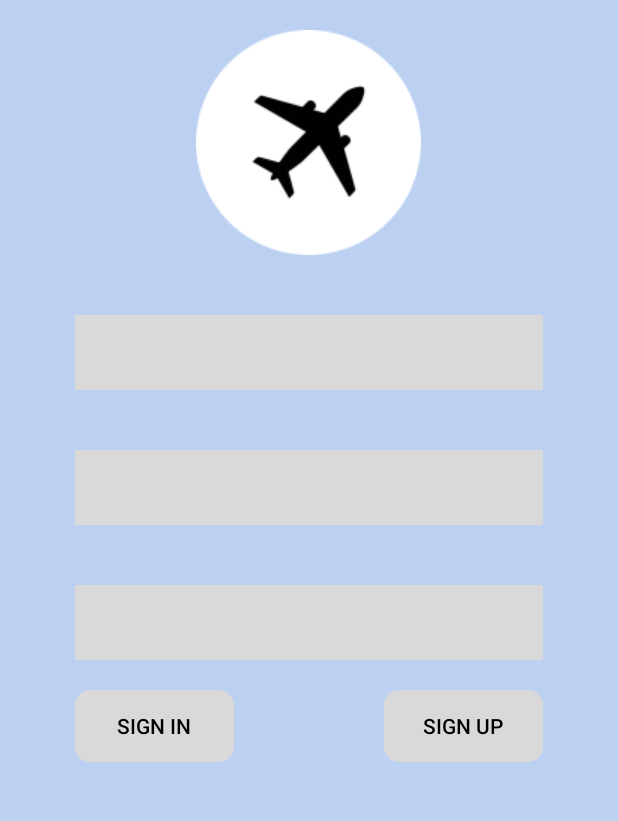
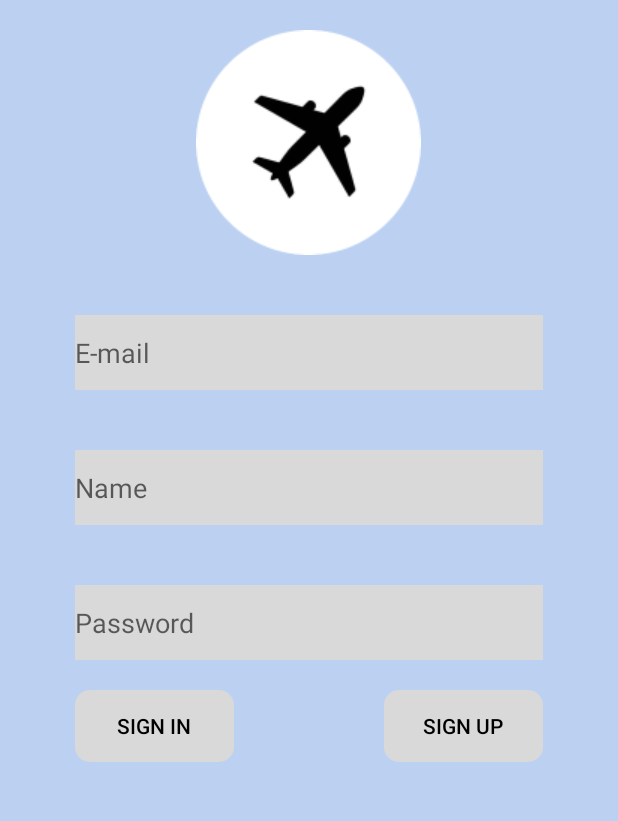
Before and after one commit to CareTravel/CareTravel, an Android app: the screen it shows after launch (MainActivity), on a phone screen of 412 x 824 dp, the part 255-1076 px from its top. Run offline under Robolectric (Android 15) with nearby library versions, the phone set to English and light mode, and no system bars.

Commit message:
택스트 뷰 한트 수정

```diff
--- a/app/src/main/res/layout/activity_main.xml
+++ b/app/src/main/res/layout/activity_main.xml
@@ -23,8 +23,7 @@
             android:textStyle="bold"
             android:textSize="40dp"
             android:layout_marginTop="60dp"
-            android:textAlignment="center">
-        </TextView>
+            android:textAlignment="center" />
 
         <ImageView
             android:layout_width="wrap_content"
@@ -34,34 +33,38 @@
             android:layout_marginTop="20dp">
         </ImageView>
 
-        <TextView
+        <EditText
             android:id="@+id/email"
             android:layout_width="match_parent"
             android:layout_height="50dp"
             android:layout_marginHorizontal="50dp"
             android:layout_gravity="center"
             android:background="#D9D9D9"
-            android:layout_marginTop="40dp">
-        </TextView>
+            android:layout_marginTop="40dp"
+            android:hint="E-mail"
+            android:inputType="textEmailAddress" />
 
-        <TextView
+        <EditText
+            android:id="@+id/name"
             android:layout_width="match_parent"
             android:layout_height="50dp"
             android:layout_marginHorizontal="50dp"
             android:layout_gravity="center"
             android:background="#D9D9D9"
-            android:layout_marginTop="40dp">
-        </TextView>
+            android:layout_marginTop="40dp"
+            android:hint="Name"
+            android:inputType="textPersonName"/>
 
-        <TextView
+        <EditText
             android:id="@+id/password"
             android:layout_width="match_parent"
             android:layout_height="50dp"
             android:layout_marginHorizontal="50dp"
             android:layout_gravity="center"
             android:background="#D9D9D9"
-            android:layout_marginTop="40dp">
-        </TextView>
+            android:layout_marginTop="40dp"
+            android:hint="Password"
+            android:inputType="textPassword" />
 
         <LinearLayout
             android:layout_width="match_parent"
@@ -77,9 +80,7 @@
                 style="?android:attr/borderlessButtonStyle"
                 android:layout_weight="1"
                 android:background="@drawable/sign"
-                android:textColor="@color/black">
-
-            </Button>
+                android:textColor="@color/black" />
 
             <Button
                 android:layout_width="150dp"
@@ -90,9 +91,7 @@
                 style="?android:attr/borderlessButtonStyle"
                 android:layout_weight="1"
                 android:background="@drawable/sign"
-                android:textColor="@color/black">
-
-            </Button>
+                android:textColor="@color/black" />
 
 
 
```
